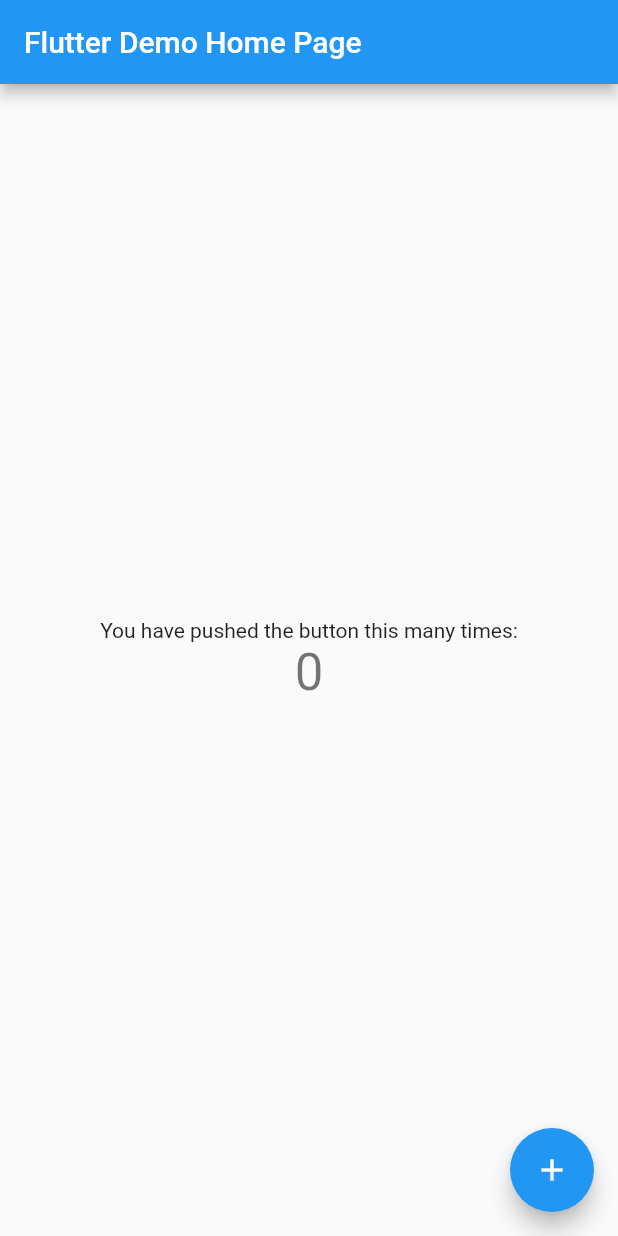
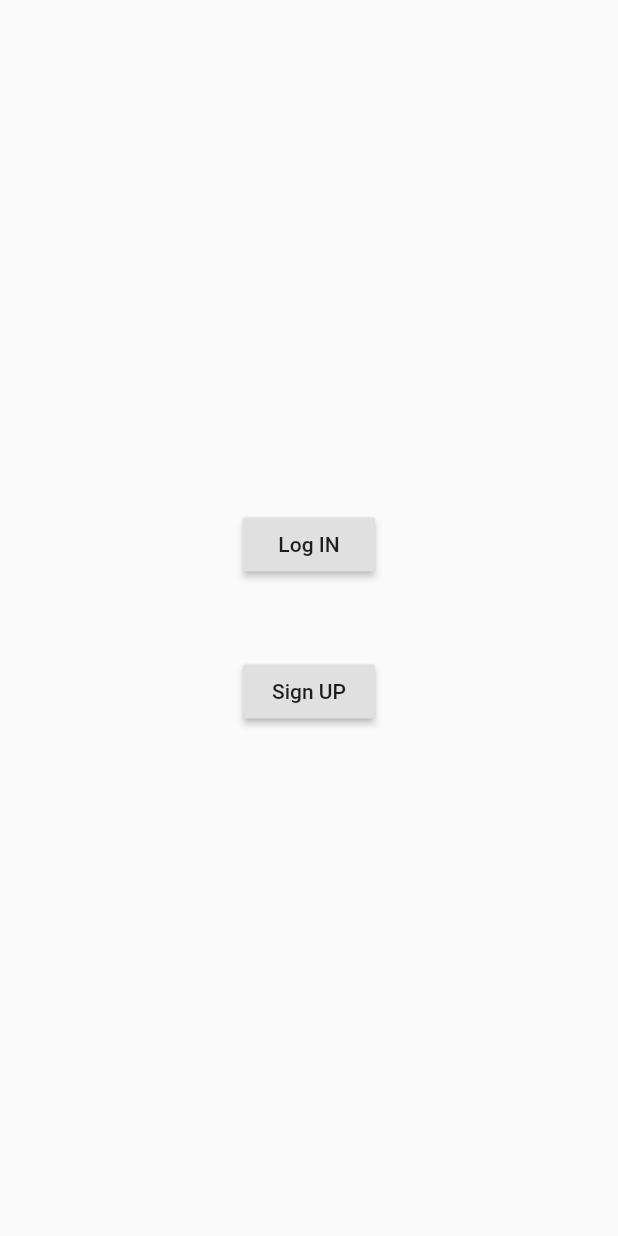
Before and after one commit to agrawalharsh90/flutter-firebase-authentication, a Flutter app: the screen it shows after launch, on a phone screen of 412 x 824 dp. Run offline on Flutter 3.47's test engine with Material 2 defaults, Android fonts, the phone set to English and light mode, and no system bars.

```diff
--- a/lib/main.dart
+++ b/lib/main.dart
@@ -1,111 +1,17 @@
 import 'package:flutter/material.dart';
+import 'package:flutter_firebase_email_auth/presentation/splash_page.dart';
 
 void main() => runApp(MyApp());
 
 class MyApp extends StatelessWidget {
-  // This widget is the root of your application.
   @override
   Widget build(BuildContext context) {
     return MaterialApp(
-      title: 'Flutter Demo',
+      title: 'Email Auth',
       theme: ThemeData(
-        // This is the theme of your application.
-        //
-        // Try running your application with "flutter run". You'll see the
-        // application has a blue toolbar. Then, without quitting the app, try
-        // changing the primarySwatch below to Colors.green and then invoke
-        // "hot reload" (press "r" in the console where you ran "flutter run",
-        // or simply save your changes to "hot reload" in a Flutter IDE).
-        // Notice that the counter didn't reset back to zero; the application
-        // is not restarted.
-        primarySwatch: Colors.blue,
+        primarySwatch: Colors.orange,
       ),
-      home: MyHomePage(title: 'Flutter Demo Home Page'),
+      home: SplashPage(),
     );
   }
 }
-
-class MyHomePage extends StatefulWidget {
-  MyHomePage({Key key, this.title}) : super(key: key);
-
-  // This widget is the home page of your application. It is stateful, meaning
-  // that it has a State object (defined below) that contains fields that affect
-  // how it looks.
-
-  // This class is the configuration for the state. It holds the values (in this
-  // case the title) provided by the parent (in this case the App widget) and
-  // used by the build method of the State. Fields in a Widget subclass are
-  // always marked "final".
-
-  final String title;
-
-  @override
-  _MyHomePageState createState() => _MyHomePageState();
-}
-
-class _MyHomePageState extends State<MyHomePage> {
-  int _counter = 0;
-
-  void _incrementCounter() {
-    setState(() {
-      // This call to setState tells the Flutter framework that something has
-      // changed in this State, which causes it to rerun the build method below
-      // so that the display can reflect the updated values. If we changed
-      // _counter without calling setState(), then the build method would not be
-      // called again, and so nothing would appear to happen.
-      _counter++;
-    });
-  }
-
-  @override
-  Widget build(BuildContext context) {
-    // This method is rerun every time setState is called, for instance as done
-    // by the _incrementCounter method above.
-    //
-    // The Flutter framework has been optimized to make rerunning build methods
-    // fast, so that you can just rebuild anything that needs updating rather
-    // than having to individually change instances of widgets.
-    return Scaffold(
-      appBar: AppBar(
-        // Here we take the value from the MyHomePage object that was created by
-        // the App.build method, and use it to set our appbar title.
-        title: Text(widget.title),
-      ),
-      body: Center(
-        // Center is a layout widget. It takes a single child and positions it
-        // in the middle of the parent.
-        child: Column(
-          // Column is also layout widget. It takes a list of children and
-          // arranges them vertically. By default, it sizes itself to fit its
-          // children horizontally, and tries to be as tall as its parent.
-          //
-          // Invoke "debug painting" (press "p" in the console, choose the
-          // "Toggle Debug Paint" action from the Flutter Inspector in Android
-          // Studio, or the "Toggle Debug Paint" command in Visual Studio Code)
-          // to see the wireframe for each widget.
-          //
-          // Column has various properties to control how it sizes itself and
-          // how it positions its children. Here we use mainAxisAlignment to
-          // center the children vertically; the main axis here is the vertical
-          // axis because Columns are vertical (the cross axis would be
-          // horizontal).
-          mainAxisAlignment: MainAxisAlignment.center,
-          children: <Widget>[
-            Text(
-              'You have pushed the button this many times:',
-            ),
-            Text(
-              '$_counter',
-              style: Theme.of(context).textTheme.display1,
-            ),
-          ],
-        ),
-      ),
-      floatingActionButton: FloatingActionButton(
-        onPressed: _incrementCounter,
-        tooltip: 'Increment',
-        child: Icon(Icons.add),
-      ), // This trailing comma makes auto-formatting nicer for build methods.
-    );
-  }
-}
--- /dev/null
+++ b/lib/presentation/splash_page.dart
@@ -0,0 +1,35 @@
+import 'package:flutter/material.dart';
+import 'package:flutter_firebase_email_auth/presentation/login_page.dart';
+import 'package:flutter_firebase_email_auth/presentation/signup_page.dart';
+
+class SplashPage extends StatelessWidget {
+  @override
+  Widget build(BuildContext context) {
+    return Scaffold(
+      body: Center(
+        child: Column(
+          mainAxisAlignment: MainAxisAlignment.center,
+          children: <Widget>[
+            RaisedButton(
+              child: Text("Log IN"),
+              onPressed: () {
+                Navigator.push(context,
+                    MaterialPageRoute(builder: (context) => LoginPage()));
+              },
+            ),
+            SizedBox(
+              height: 50,
+            ),
+            RaisedButton(
+              child: Text("Sign UP"),
+              onPressed: () {
+                Navigator.push(context,
+                    MaterialPageRoute(builder: (context) => SignupPage()));
+              },
+            )
+          ],
+        ),
+      ),
+    );
+  }
+}
```
Also changed, not shown: lib/presentation/home_page.dart (added, +15 -0 lines), lib/presentation/login_page.dart (added, +18 -0 lines), lib/presentation/signup_page.dart (added, +18 -0 lines), 3 other files.
